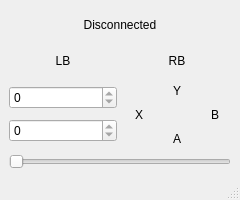
The window that project/driver.ui (BUdudyak/NG_2022_Project) describes before a commit, drawn with Qt 5.
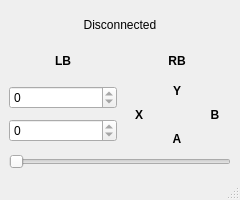
The same window after the commit. Icons and pictures are not drawn.

```diff
--- a/project/driver.ui
+++ b/project/driver.ui
@@ -53,6 +53,11 @@
            <layout class="QHBoxLayout" name="horizontalLayout">
             <item>
              <widget class="QLabel" name="l_LB">
+              <property name="font">
+               <font>
+                <bold>true</bold>
+               </font>
+              </property>
               <property name="text">
                <string>LB</string>
               </property>
@@ -63,6 +68,11 @@
             </item>
             <item>
              <widget class="QLabel" name="l_RB">
+              <property name="font">
+               <font>
+                <bold>true</bold>
+               </font>
+              </property>
               <property name="text">
                <string>RB</string>
               </property>
@@ -119,6 +129,11 @@
          <layout class="QGridLayout" name="gridLayout">
           <item row="1" column="0">
            <widget class="QLabel" name="l_X">
+            <property name="font">
+             <font>
+              <bold>true</bold>
+             </font>
+            </property>
             <property name="text">
              <string>X</string>
             </property>
@@ -129,6 +144,11 @@
           </item>
           <item row="2" column="1">
            <widget class="QLabel" name="l_A">
+            <property name="font">
+             <font>
+              <bold>true</bold>
+             </font>
+            </property>
             <property name="text">
              <string>A</string>
             </property>
@@ -139,6 +159,11 @@
           </item>
           <item row="1" column="2">
            <widget class="QLabel" name="l_B">
+            <property name="font">
+             <font>
+              <bold>true</bold>
+             </font>
+            </property>
             <property name="text">
              <string>B</string>
             </property>
@@ -149,6 +174,11 @@
           </item>
           <item row="0" column="1">
            <widget class="QLabel" name="l_Y">
+            <property name="font">
+             <font>
+              <bold>true</bold>
+             </font>
+            </property>
             <property name="text">
              <string>Y</string>
             </property>
```
Left out of the diff: 10 changed lines with no effect on the pictures.
